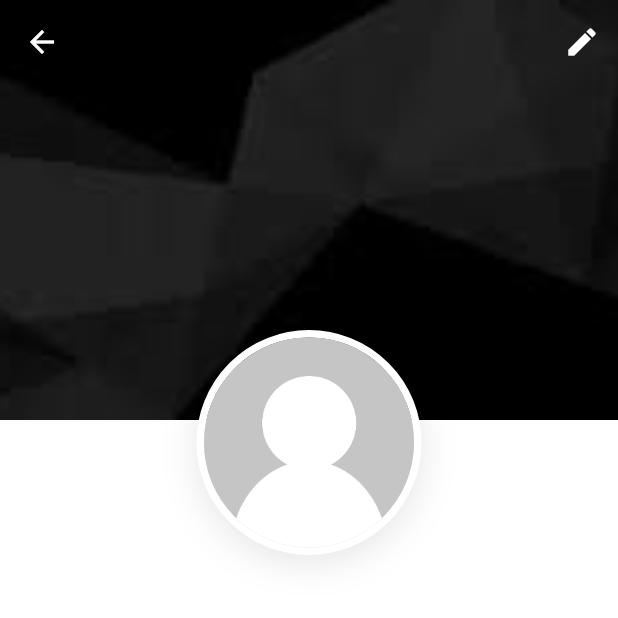
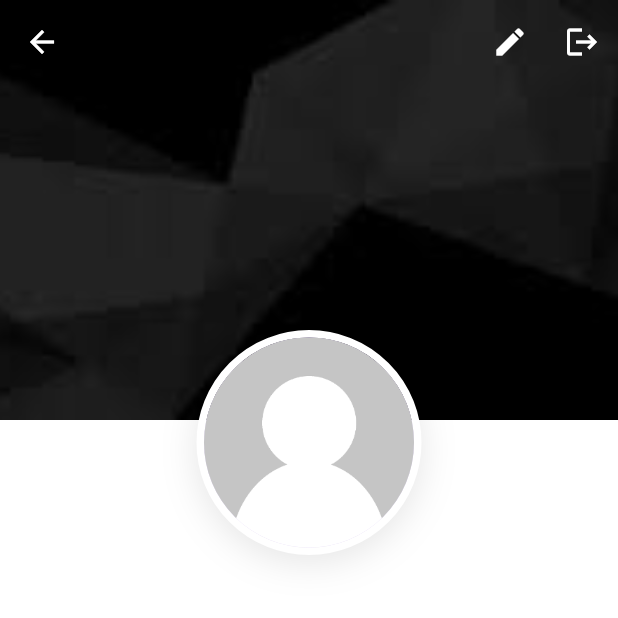
Before and after one commit to P2Wdisabled/tseretnip, a Flutter app: the screen it shows once a user with an empty profile is signed in, after a tap on the "person" icon, on a phone screen of 412 x 824 dp, the top half of it. Run offline on Flutter 3.47's test engine with Material 3 defaults, Android fonts, the phone set to English and light mode, and no system bars; our stand-ins replace google_fonts, image_picker, supabase_flutter; accounts and stored records are empty.

Commit message:
Correction du merge, retour de l'authentification, de la page profil et de la déconnexion

```diff
--- a/lib/pages/profile.dart
+++ b/lib/pages/profile.dart
@@ -149,6 +149,15 @@ class _ProfilePageState extends State<ProfilePage> {
                     icon: const Icon(Icons.edit, color: Colors.white),
                     onPressed: () => setState(() => _isEditing = true),
                   ),
+                IconButton(
+                  icon: const Icon(Icons.logout, color: Colors.white),
+                  onPressed: () async {
+                    await _repository.signOut();
+                    if (mounted) {
+                      Navigator.of(context).pop();
+                    }
+                  },
+                ),
               ]
             : null,
       ),
--- a/lib/services/core/services/supabase_repository.dart
+++ b/lib/services/core/services/supabase_repository.dart
@@ -54,15 +54,41 @@ class SupabaseRepository {
 
   Future<Map<String, dynamic>?> getCurrentProfile() async {
     final user = currentUser;
-    if (user == null) return null;
+    if (user == null) {
+      print('getCurrentProfile: Aucun utilisateur connecté');
+      return null;
+    }
+
+    print('getCurrentProfile: User ID = ${user.id}');
+    print('getCurrentProfile: User email = ${user.email}');
 
     try {
       final response = await _client
           .from('accounts')
           .select()
           .eq('id', user.id)
-          .single();
+          .maybeSingle();
 
+      if (response == null) {
+        print('getCurrentProfile: Profil non trouvé, création...');
+        // Créer le profil s'il n'existe pas
+        await _client.from('accounts').insert({
+          'id': user.id,
+          'username': user.email?.split('@')[0] ?? 'user',
+        });
+
+        // Récupérer le profil créé
+        final newProfile = await _client
+            .from('accounts')
+            .select()
+            .eq('id', user.id)
+            .single();
+
+        print('getCurrentProfile: Profil créé avec succès');
+        return newProfile;
+      }
+
+      print('getCurrentProfile: Profil trouvé = $response');
       return response;
     } catch (e) {
       print('Erreur getCurrentProfile: $e');
```
